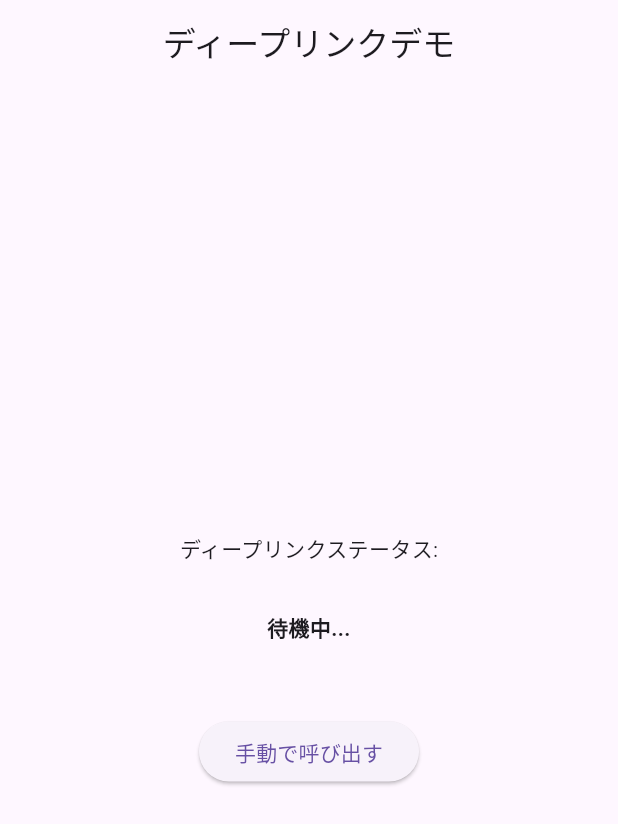
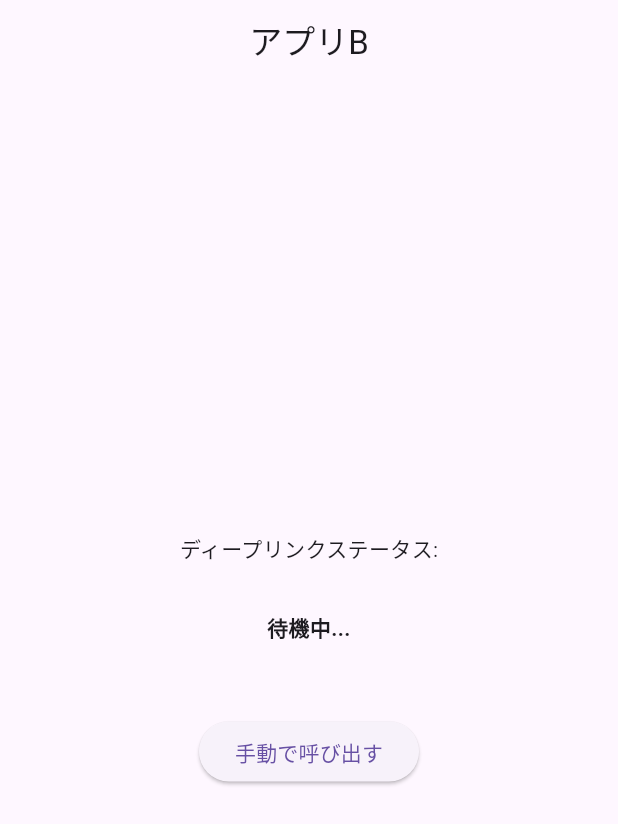
Before and after one commit to Yuta-KTD/deep_link_interactive_sub, a Flutter app: the screen it shows after launch, after a tap on "手動で呼び出す", on a phone screen of 412 x 824 dp. Shown: the top 824 px of the screen. Run offline on Flutter 3.47's test engine with Material 3 defaults, Android fonts, the phone set to English and light mode, and no system bars; our stand-ins replace app_links, go_router.

```diff
--- a/lib/main.dart
+++ b/lib/main.dart
@@ -1,3 +1,4 @@
+import 'dart:io';
 import 'dart:math';
 
 import 'package:flutter/material.dart';
@@ -88,7 +89,9 @@ class _DeepLinkHandlerState extends State<DeepLinkHandler> {
 
   Future<void> _launchDeepLink() async {
     final id = Random().nextInt(900) + 100;
-    final deepLinkUrl = 'deepLinkMainScheme://open?id=$id';
+    final deepLinkUrl = Platform.isIOS
+        ? 'deepLinkMainScheme://open?id=$id'
+        : 'deeplinkmainscheme://open?id=$id';
 
     await Future.delayed(const Duration(milliseconds: 1500));
 
@@ -107,7 +110,7 @@ class _DeepLinkHandlerState extends State<DeepLinkHandler> {
     return Scaffold(
       appBar: AppBar(
         centerTitle: true,
-        title: const Text('ディープリンクデモ'),
+        title: const Text('アプリB'),
       ),
       body: Center(
         child: Column(
```
Also changed, not shown: 5 other files.
